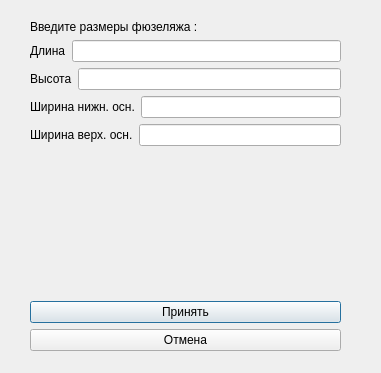
Unatart/CGcourceproj, file flyShipment/dialogship.ui: the form before one commit.
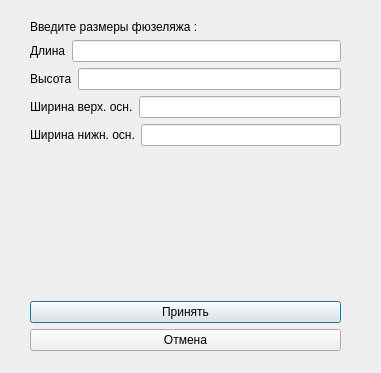
The form after the commit.

```diff
--- a/flyShipment/dialogship.ui
+++ b/flyShipment/dialogship.ui
@@ -58,20 +58,6 @@
       </item>
      </layout>
     </item>
-    <item>
-     <layout class="QHBoxLayout" name="horizontalLayout_3">
-      <item>
-       <widget class="QLabel" name="top_w">
-        <property name="text">
-         <string>Ширина нижн. осн.</string>
-        </property>
-       </widget>
-      </item>
-      <item>
-       <widget class="QLineEdit" name="lineEdit_wt"/>
-      </item>
-     </layout>
-    </item>
     <item>
      <layout class="QHBoxLayout" name="horizontalLayout_4"/>
     </item>
@@ -89,6 +75,20 @@
       </item>
      </layout>
     </item>
+    <item>
+     <layout class="QHBoxLayout" name="horizontalLayout_3">
+      <item>
+       <widget class="QLabel" name="top_w">
+        <property name="text">
+         <string>Ширина нижн. осн.</string>
+        </property>
+       </widget>
+      </item>
+      <item>
+       <widget class="QLineEdit" name="lineEdit_wt"/>
+      </item>
+     </layout>
+    </item>
     <item>
      <layout class="QHBoxLayout" name="horizontalLayout_5"/>
     </item>
```
